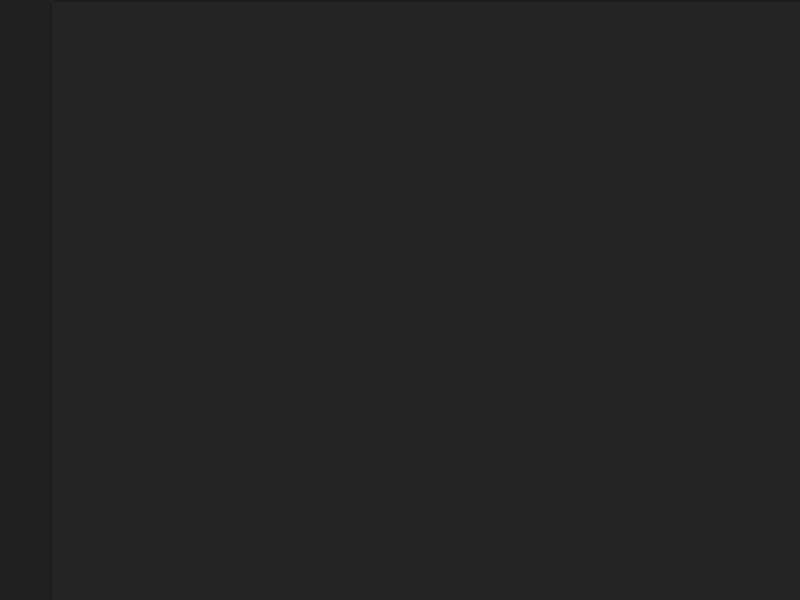
The window that files/more/better_main.ui (prathambahekar/better-gui) describes before a commit, drawn with Qt 5.
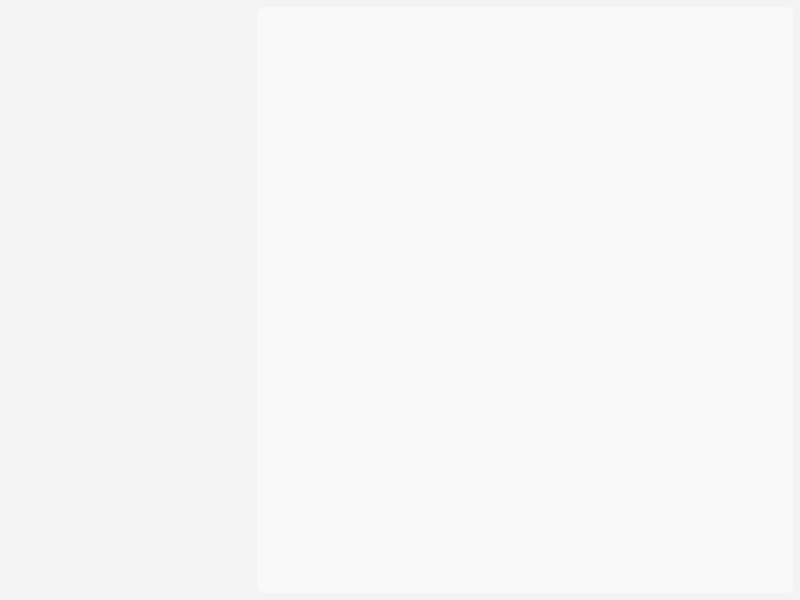
The same window after the commit. Icons and pictures are not drawn.

Diff of the .ui file:
```diff
--- a/files/more/better_main.ui
+++ b/files/more/better_main.ui
@@ -22,13 +22,20 @@
   <widget class="QWidget" name="centralwidget">
    <property name="styleSheet">
     <string notr="true">* {
-    background-color : #242424;
+	background-color :  #f3f3f3;
 	font: 600 20pt &quot;Segoe UI Variable Display Semib&quot;;
-	color : white;
+	color : black;
+}
+
+#mainFrame {
+	
+	background-color : #f9f9f9;
+	border : 2px solid #f9f9f9;
+	border-radius: 7px;
 }
 
 #leftMenu {
-	background : #202020;
+	background : #f3f3f3;
 }
 
 #leftMenu .QPushButton {
@@ -46,63 +53,44 @@
 	background-color: transparent;
 }
 
-#mainFrame {
-	border-left : 2px solid #1d1d1d;
-	border-top : 2px solid #1d1d1d;;
-	border-top-left-radius: 5px;
-	border-bottom : transparent;
-	border-right : transparent;
-}
+
 
 #leftMenu .QPushButton {
 	padding : 7px;
 	image-position: left center;
 	font: 600 14pt &quot;Segoe UI Variable Display Semib&quot;;
-	color: rgb(255, 255, 255);
+	color: rgb(0, 0, 0);
 }
 
-#settings_btn {
-	image: url(:/leftMenu/Icons/regular_settings_light.svg);
-}
-
-#home_btn {
-	image: url(:/leftMenu/Icons/regular_home_light.svg);
-}
-
-#theme_btn {
-	
-	image: url(:/leftMenu/Icons/light_theme_icon.svg);
-}
-
-#menu_btn {
-	image: url(:/leftMenu/Icons/menu_light.svg);
-}
-
-#info_btn {
-	image: url(:/leftMenu/Icons/light_info.svg);
-}</string>
+</string>
    </property>
    <layout class="QHBoxLayout" name="horizontalLayout">
     <property name="spacing">
      <number>0</number>
     </property>
     <property name="leftMargin">
-     <number>0</number>
+     <number>7</number>
     </property>
     <property name="topMargin">
-     <number>0</number>
+     <number>7</number>
     </property>
     <property name="rightMargin">
-     <number>0</number>
+     <number>7</number>
     </property>
     <property name="bottomMargin">
-     <number>0</number>
+     <number>7</number>
     </property>
     <item>
      <widget class="QFrame" name="leftMenu">
+      <property name="minimumSize">
+       <size>
+        <width>250</width>
+        <height>0</height>
+       </size>
+      </property>
       <property name="maximumSize">
        <size>
-        <width>50</width>
+        <width>250</width>
         <height>16777215</height>
        </size>
       </property>
@@ -243,6 +231,9 @@
     </item>
     <item>
      <widget class="QFrame" name="mainFrame">
+      <property name="styleSheet">
+       <string notr="true">background-color : #f9f9f9;</string>
+      </property>
       <property name="frameShape">
        <enum>QFrame::Shape::StyledPanel</enum>
       </property>
```
Left out of the diff: 2 changed lines with no effect on the pictures.
